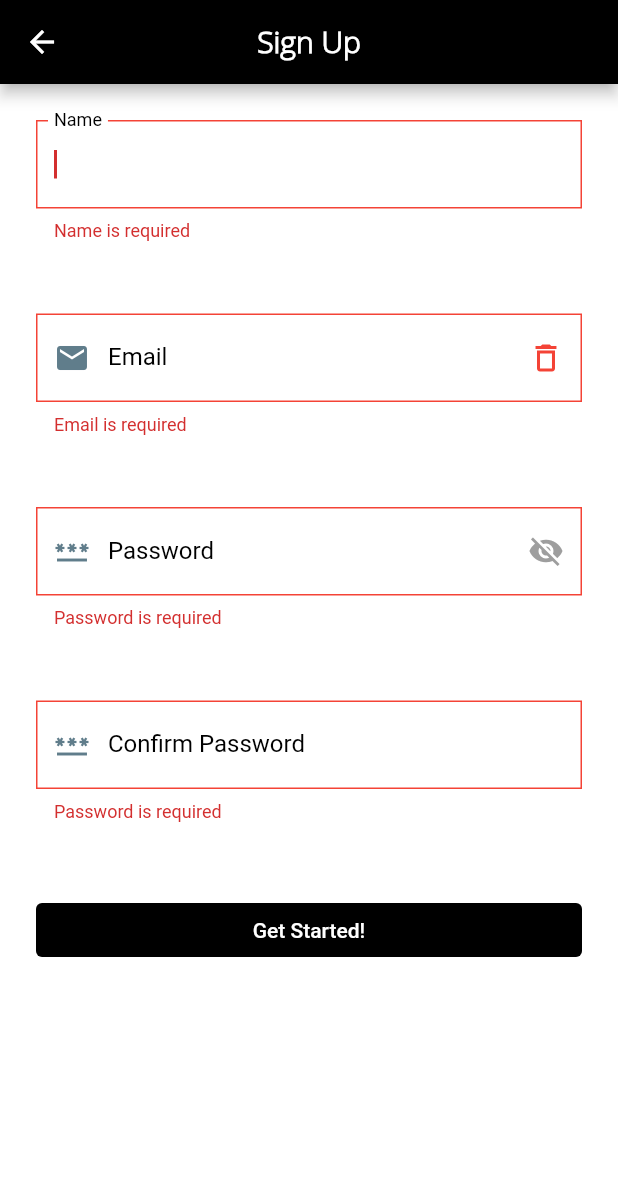
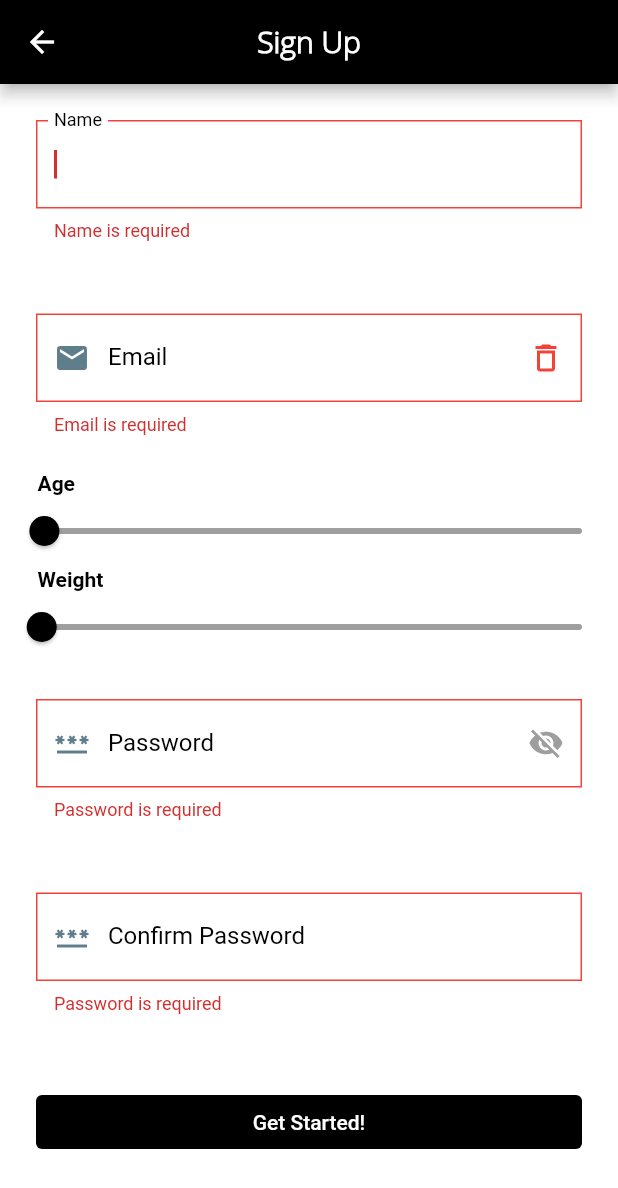
Before and after one commit to HaidanWeem/sport_application, a Flutter app: the RegistrationScreen screen opened by its route, after a tap on "Get Started!", on a phone screen of 412 x 824 dp. Shown: the top 1188 px of the screen. Run offline on Flutter 3.47's test engine with Material 2 defaults, Android fonts, the phone set to English and light mode, and no system bars; our stand-ins replace cloud_firestore, either_dart, equatable, firebase_auth, firebase_core, flutter_bloc and 2 more; accounts and stored records are empty.

Commit message:
second_commit

```diff
--- a/lib/features/sport_app/data/repositories/repositories_impl.dart
+++ b/lib/features/sport_app/data/repositories/repositories_impl.dart
@@ -24,9 +24,10 @@ class AuthRepositoryImpl implements AuthRepository {
 
   @override
   Future<Either<Failure, MainUser>> signUpAccount(
-      String email, String password) async {
+      String email, String password, String name,
+      String age, String weight) async {
     return await _formAuth(() {
-      return fireBaseAuthDataSource.signUpAccount(email, password);
+      return fireBaseAuthDataSource.signUpAccount(email, password, name, age, weight);
     });
   }
 
--- a/lib/features/sport_app/domain/entities/user.dart
+++ b/lib/features/sport_app/domain/entities/user.dart
@@ -1,12 +1,12 @@
 import 'package:equatable/equatable.dart';
 
-class User extends Equatable {
+class CurrentUser extends Equatable {
   final String name;
   final String email;
   final int age;
   final int weight;
 
-  User({
+  CurrentUser({
     required this.name,
     required this.email,
     required this.age,
--- a/lib/features/sport_app/domain/repositories/repositories.dart
+++ b/lib/features/sport_app/domain/repositories/repositories.dart
@@ -6,7 +6,8 @@ abstract class AuthRepository {
   Future<Either<Failure, MainUser>> joinToAccount(
       String email, String password);
   Future<Either<Failure, MainUser>> signUpAccount(
-      String email, String password);
+      String email, String password, String name,
+      String age, String weight);
   Stream<MainUser?> get currentUser;
   Future<String?> retrieveUserName(MainUser user);
   Future<void> signOut();
--- a/lib/features/sport_app/domain/usecases/auth/sign_up_account.dart
+++ b/lib/features/sport_app/domain/usecases/auth/sign_up_account.dart
@@ -11,13 +11,16 @@ class SignUpAccount extends UseCase<void, RegisterParams> {
   SignUpAccount(this.authRepository);
 
   Future<Either<Failure, MainUser>> call(RegisterParams params) async {
-    return await authRepository.signUpAccount(params.email, params.password);
+    return await authRepository.signUpAccount(params.email, params.password, params.name, params.age, params.weight);
   }
+
+  Stream<MainUser?> get currentUser => authRepository.currentUser;
 }
 
 class RegisterParams extends Equatable {
-  final String email, password;
-  RegisterParams({required this.email, required this.password});
+  final String email, password, name,
+       age,  weight;
+  RegisterParams({required this.name,required this.age, required this.weight, required this.email, required this.password});
   @override
   List<Object> get props => [email, password];
 }
--- a/lib/features/sport_app/presentation/bloc/login_bloc/auth_bloc.dart
+++ b/lib/features/sport_app/presentation/bloc/login_bloc/auth_bloc.dart
@@ -4,15 +4,13 @@ import 'package:sport_app/features/sport_app/domain/usecases/auth/sign_up_accoun
 import 'package:sport_app/features/sport_app/presentation/bloc/login_bloc/auth_event.dart';
 import 'package:sport_app/features/sport_app/presentation/bloc/login_bloc/auth_state.dart';
 
-
-
 class AuthenticationBloc
     extends Bloc<AuthenticationEvent, AuthenticationState> {
   final JoinToAccount joinToAccount;
   final SignUpAccount signUpAccount;
 
-  AuthenticationBloc({required this.joinToAccount, required this.signUpAccount}) : super(UnAuthenticated()) {
-
+  AuthenticationBloc({required this.joinToAccount, required this.signUpAccount})
+      : super(UnAuthenticated()) {
     on<SignInStarted>(
       (event, emit) async {
         emit(AuthenticationIsLoading());
@@ -20,19 +18,22 @@ class AuthenticationBloc
           await joinToAccount
               .call(AuthParams(email: event.email, password: event.password));
           emit(AuthenticationSuccess());
-        } catch  (e) {
+        } catch (e) {
           emit(AuthenticationFailure(error: e.toString()));
           emit(UnAuthenticated());
-
-
         }
       },
     );
     on<SignUpStarted>((event, emit) async {
       emit(AuthenticationIsLoading());
       try {
-            await signUpAccount.call(
-                RegisterParams(email: event.email, password: event.password));
+        await signUpAccount.call(RegisterParams(
+          email: event.email,
+          password: event.password,
+          name: event.name,
+          age: event.age,
+          weight: event.weight,
+        ));
         emit(AuthenticationSuccess());
       } catch (e) {
         emit(AuthenticationFailure(error: e.toString()));
@@ -40,7 +41,7 @@ class AuthenticationBloc
       }
     });
 
-    on<AuthenticationSignedOut>(
+    on<AuthenticationSignOut>(
       (event, emit) async {
         emit(AuthenticationIsLoading());
         await joinToAccount.signOut();
--- a/lib/features/sport_app/presentation/bloc/login_bloc/auth_event.dart
+++ b/lib/features/sport_app/presentation/bloc/login_bloc/auth_event.dart
@@ -19,13 +19,16 @@ class SignInStarted extends AuthenticationEvent {
 class SignUpStarted extends AuthenticationEvent {
   final String email;
   final String password;
+  final String name;
+  final String age;
+  final String weight;
 
-  SignUpStarted(this.email, this.password);
+  SignUpStarted(this.email, this.password, this.name, this.age, this.weight);
   @override
   List<Object> get props => [];
 }
 
-class AuthenticationSignedOut extends AuthenticationEvent {
+class AuthenticationSignOut extends AuthenticationEvent {
   @override
   List<Object> get props => [];
 }
--- a/lib/features/sport_app/presentation/bloc/login_bloc/auth_state.dart
+++ b/lib/features/sport_app/presentation/bloc/login_bloc/auth_state.dart
@@ -1,5 +1,5 @@
 import 'package:equatable/equatable.dart';
-import 'package:sport_app/core/error/auth_error/auth_failure.dart';
+import 'package:sport_app/features/sport_app/domain/entities/user.dart';
 
 abstract class AuthenticationState extends Equatable {
   const AuthenticationState();
@@ -19,11 +19,10 @@ class AuthenticationIsLoading extends AuthenticationState {
 }
 
 class AuthenticationSuccess extends AuthenticationState {
-  final String? displayName;
-  const AuthenticationSuccess({this.displayName});
+  AuthenticationSuccess();
 
   @override
-  List<Object?> get props => [displayName];
+  List<Object?> get props => [];
 }
 
 class AuthenticationFailure extends AuthenticationState {
--- a/lib/features/sport_app/presentation/provider/provider_auth/provider_auth.dart
+++ b/lib/features/sport_app/presentation/provider/provider_auth/provider_auth.dart
@@ -2,7 +2,6 @@ import 'package:flutter/widgets.dart';
 import 'package:flutter_bloc/flutter_bloc.dart';
 import 'package:sport_app/features/sport_app/presentation/bloc/login_bloc/auth_bloc.dart';
 import 'package:sport_app/features/sport_app/presentation/bloc/login_bloc/auth_event.dart';
-
 
 class SignInModel extends ChangeNotifier {
   final formKeySignIn = GlobalKey<FormState>();
@@ -47,6 +46,9 @@ class SignInModel extends ChangeNotifier {
 class SignUpModel extends ChangeNotifier {
   final formKeySignUp = GlobalKey<FormState>();
 
+  double ageValue = 1;
+  double weightValue = 1.0;
+
   bool isHideCharacters = true;
   final name = TextEditingController();
   final login = TextEditingController();
@@ -56,9 +58,25 @@ class SignUpModel extends ChangeNotifier {
   void signUp(BuildContext context) {
     if (formKeySignUp.currentState!.validate()) {
       BlocProvider.of<AuthenticationBloc>(context).add(
-        SignUpStarted(login.text, password.text),
+        SignUpStarted(
+          login.text,
+          password.text,
+          name.text,
+          ageValue.toString(),
+          weightValue.toString(),
+        ),
       );
     }
+  }
+
+  void onChangedAgeValue(double value) {
+    ageValue = value;
+    notifyListeners();
+  }
+
+  void onChangedWeightValue(double value) {
+    weightValue = value;
+    notifyListeners();
   }
 
   void isVisibilityPassword() {
--- a/lib/features/sport_app/presentation/widgets/login_widget.dart
+++ b/lib/features/sport_app/presentation/widgets/login_widget.dart
@@ -6,7 +6,6 @@ import 'package:sport_app/features/sport_app/presentation/bloc/login_bloc/auth_b
 import 'package:sport_app/features/sport_app/presentation/provider/provider_auth/provider_auth.dart';
 import 'package:sport_app/main_navigation.dart';
 
-
 class LoginBodyWidget extends StatelessWidget {
   const LoginBodyWidget({Key? key}) : super(key: key);
 
@@ -14,7 +13,7 @@ class LoginBodyWidget extends StatelessWidget {
     return BlocConsumer<AuthenticationBloc, AuthenticationState>(
       listener: (context, state) {
         if (state is AuthenticationSuccess) {
-          Navigator.of(context).pushNamed(MainNavigation.homePage);
+          Navigator.of(context).pushReplacementNamed(MainNavigation.homePage);
         } else if (state is AuthenticationFailure) {
           ScaffoldMessenger.of(context)
               .showSnackBar(SnackBar(content: Text('Something went wrong')));
@@ -98,7 +97,6 @@ class TextFieldPassword extends StatelessWidget {
     return Padding(
       padding: const EdgeInsets.all(24.0),
       child: TextFormField(
-
         validator: (value) => context.read<SignInModel>().validatePassword(),
         controller: context.read<SignInModel>().password,
         obscureText: context.watch<SignInModel>().isHideCharacters,
--- a/lib/features/sport_app/presentation/widgets/signup_widget.dart
+++ b/lib/features/sport_app/presentation/widgets/signup_widget.dart
@@ -14,8 +14,7 @@ class RegistrationBodyWidget extends StatelessWidget {
     return BlocConsumer<AuthenticationBloc, AuthenticationState>(
         listener: (context, state) {
       if (state is AuthenticationSuccess) {
-        print('Success!');
-        Navigator.of(context).pushNamed(MainNavigation.homePage);
+        Navigator.of(context).pushNamedAndRemoveUntil(MainNavigation.homePage,(Route<dynamic> route) => false);
       } else if (state is AuthenticationFailure) {
         ScaffoldMessenger.of(context).showSnackBar(SnackBar(
             content: Text('Something went wrong: Registration failure')));
@@ -36,6 +35,8 @@ class RegistrationBodyWidget extends StatelessWidget {
               children: [
                 TextFieldNameWidget(),
                 TextFieldEmailWidget(),
+                SliderAgeWidget(),
+                SliderWeightWidget(),
                 TextFieldPasswordWidget(),
                 TextFieldConfirmPasswordWidget(),
                 ButtonSignUpWidget(),
@@ -45,6 +46,70 @@ class RegistrationBodyWidget extends StatelessWidget {
         ),
       );
     });
+  }
+}
+
+class SliderAgeWidget extends StatelessWidget {
+  const SliderAgeWidget({Key? key}) : super(key: key);
+
+  @override
+  Widget build(BuildContext context) {
+    return Column(
+      crossAxisAlignment: CrossAxisAlignment.start,
+      children: [
+        Padding(
+          padding: const EdgeInsets.symmetric(horizontal: 25.0),
+          child: Text(
+            'Age',
+            style: TextStyle(
+                color: Colors.black, fontSize: 14, fontWeight: FontWeight.bold),
+          ),
+        ),
+        Slider(
+          activeColor: Colors.black,
+          max: 100,
+          inactiveColor: Colors.grey,
+          divisions: 100,
+          label: context.watch<SignUpModel>().ageValue.round().toString(),
+          value: context.watch<SignUpModel>().ageValue,
+          onChanged: (double value) {
+            context.read<SignUpModel>().onChangedAgeValue(value);
+          },
+        ),
+      ],
+    );
+  }
+}
+
+class SliderWeightWidget extends StatelessWidget {
+  const SliderWeightWidget({Key? key}) : super(key: key);
+
+  @override
+  Widget build(BuildContext context) {
+    return Column(
+      crossAxisAlignment: CrossAxisAlignment.start,
+      children: [
+        Padding(
+          padding: const EdgeInsets.symmetric(horizontal: 25.0),
+          child: Text(
+            'Weight',
+            style: TextStyle(
+                color: Colors.black, fontSize: 14, fontWeight: FontWeight.bold),
+          ),
+        ),
+        Slider(
+          activeColor: Colors.black,
+          max: 200,
+          inactiveColor: Colors.grey,
+          divisions: 200,
+          label: context.watch<SignUpModel>().weightValue.round().toString(),
+          value: context.watch<SignUpModel>().weightValue,
+          onChanged: (double value) {
+            context.read<SignUpModel>().onChangedWeightValue(value);
+          },
+        ),
+      ],
+    );
   }
 }
 
--- a/lib/main_navigation.dart
+++ b/lib/main_navigation.dart
@@ -1,11 +1,12 @@
 import 'package:flutter/material.dart';
+import 'package:sport_app/features/sport_app/domain/entities/user.dart';
 import 'package:sport_app/features/sport_app/presentation/pages/home_screen.dart';
 import 'package:sport_app/features/sport_app/presentation/pages/login_screen.dart';
 import 'package:sport_app/features/sport_app/presentation/pages/registration_screen.dart';
 
 abstract class MainNavigation {
-  static const String auth = '/';
-  static const String signUp = '/signUp';
+  static const String auth = 'auth';
+  static const String signUp = 'signUp';
   static const String homePage = 'homePage';
 }
 
@@ -16,4 +17,5 @@ class MainRoutes {
     MainNavigation.signUp: (context) => const RegistrationScreen(),
     MainNavigation.homePage: (context) => const HomeScreen(),
   };
+
 }
```
Also changed, not shown: lib/features/sport_app/data/datasources/auth_datasources/remote_datasource.dart (+37 -17 lines), lib/features/sport_app/presentation/pages/home_screen.dart (+23 -1 lines), lib/features/sport_app/presentation/pages/login_screen.dart (+10 -4 lines), lib/main.dart (+14 -2 lines), lib/features/sport_app/data/datasources/auth_datasources/local_datasource.dart (deleted). Lines whose indentation alone changed are shown as unchanged.
